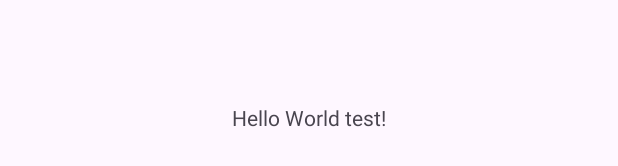
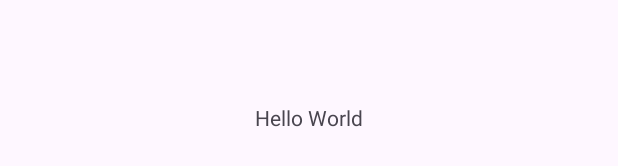
Before and after one commit to ilikepies101/squareStocks, an Android app: the layout activity_main.xml on its own in the app's theme, with its tools: preview values and no code run, on a phone screen of 412 x 824 dp. Shown: the part 501-667 px from the top of the screen. Run offline under Robolectric (Android 15) with nearby library versions, the phone set to English and light mode, and no system bars.

Commit message:
again test

```diff
--- a/app/src/main/res/layout/activity_main.xml
+++ b/app/src/main/res/layout/activity_main.xml
@@ -9,7 +9,7 @@
     <TextView
       android:layout_width="wrap_content"
       android:layout_height="wrap_content"
-      android:text="Hello World test!"
+      android:text="Hello World"
       app:layout_constraintBottom_toBottomOf="parent"
       app:layout_constraintStart_toStartOf="parent"
       app:layout_constraintEnd_toEndOf="parent"
```
